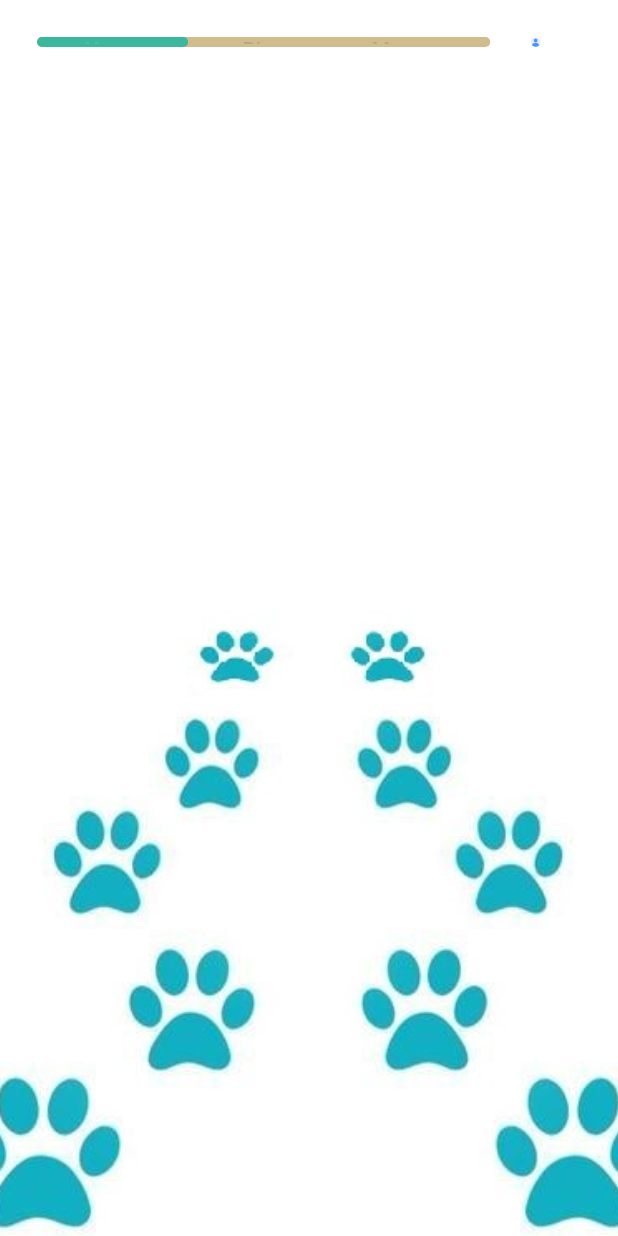
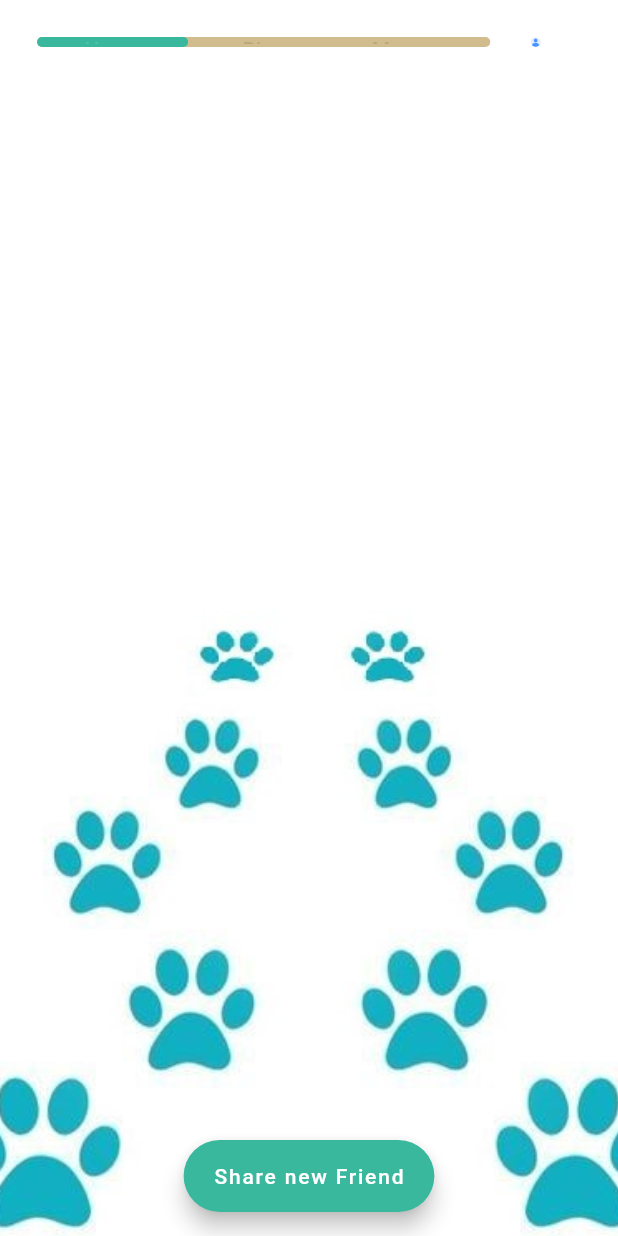
Before and after one commit to HakkiAkut/hope-nest, a Flutter app: the screen it shows after launch, after a tap on "Sign In", after a tap on "Sign up for free", on a phone screen of 412 x 824 dp. Run offline on Flutter 3.47's test engine with Material 2 defaults, Android fonts, the phone set to English and light mode, and no system bars; our stand-ins replace cloud_firestore, firebase_auth, firebase_core, get_it; accounts and stored records are empty.

Commit message:
View :: Components : Custom Floating Action Button created

```diff
--- /dev/null
+++ b/lib/views/components/custom_floating_action_button/custom_floating_action_button.dart
@@ -0,0 +1,22 @@
+import 'package:flutter/cupertino.dart';
+import 'package:flutter/material.dart';
+import 'package:hope_nest/util/constants/palette.dart';
+
+class CustomFloatingActionButton extends StatelessWidget {
+  const CustomFloatingActionButton({Key? key}) : super(key: key);
+
+  @override
+  Widget build(BuildContext context) {
+    return FloatingActionButton.extended(
+      backgroundColor: Palette.MAIN_COLOR_BLUE,
+      onPressed: () {
+        print("Button is pressed.");
+        //task to execute when this button is pressed
+      },
+      label: const Text(
+        "Share new Friend",
+        style: TextStyle(color: Palette.BACKGROUND),
+      ),
+    );
+  }
+}
--- a/lib/views/home_page/home/home_view.dart
+++ b/lib/views/home_page/home/home_view.dart
@@ -4,6 +4,7 @@ import 'package:hope_nest/models/advert.dart';
 import 'package:hope_nest/util/constants/navigation_constants.dart';
 import 'package:hope_nest/util/constants/palette.dart';
 import 'package:hope_nest/util/methods/dynamic_size.dart';
+import 'package:hope_nest/views/components/custom_floating_action_button/custom_floating_action_button.dart';
 import 'package:provider/provider.dart';
 import 'package:flutter_staggered_grid_view/flutter_staggered_grid_view.dart';
 
@@ -19,6 +20,8 @@ class _HomeViewPageState extends State<HomeViewPage> {
   Widget build(BuildContext context) {
     final _advertsVM = Provider.of<List<Advert>>(context);
     return Scaffold(
+        floatingActionButtonLocation: FloatingActionButtonLocation.centerFloat,
+        floatingActionButton: const CustomFloatingActionButton(),
         backgroundColor: Colors.transparent,
         body: Padding(
           padding: const EdgeInsets.all(4.0),
@@ -32,15 +35,16 @@ class _HomeViewPageState extends State<HomeViewPage> {
                       crossAxisCellCount: 1,
                       child: GestureDetector(
                         onTap: () {
-                      Navigator.pushNamed(context, NavigationConstants.ADVERT,
+                          Navigator.pushNamed(
+                              context, NavigationConstants.ADVERT,
                               arguments: advert);
                         },
                         child: Container(
                             decoration: BoxDecoration(
                                 color: Palette.MAIN_COLOR_ORANGE,
                                 borderRadius: BorderRadius.circular(25)),
-                        padding:
-                            EdgeInsets.all(DynamicSize.width(context, 0.016)),
+                            padding: EdgeInsets.all(
+                                DynamicSize.width(context, 0.016)),
                             child: Column(
                               children: [
                                 ClipRRect(
```
Lines whose indentation alone changed are shown as unchanged.
